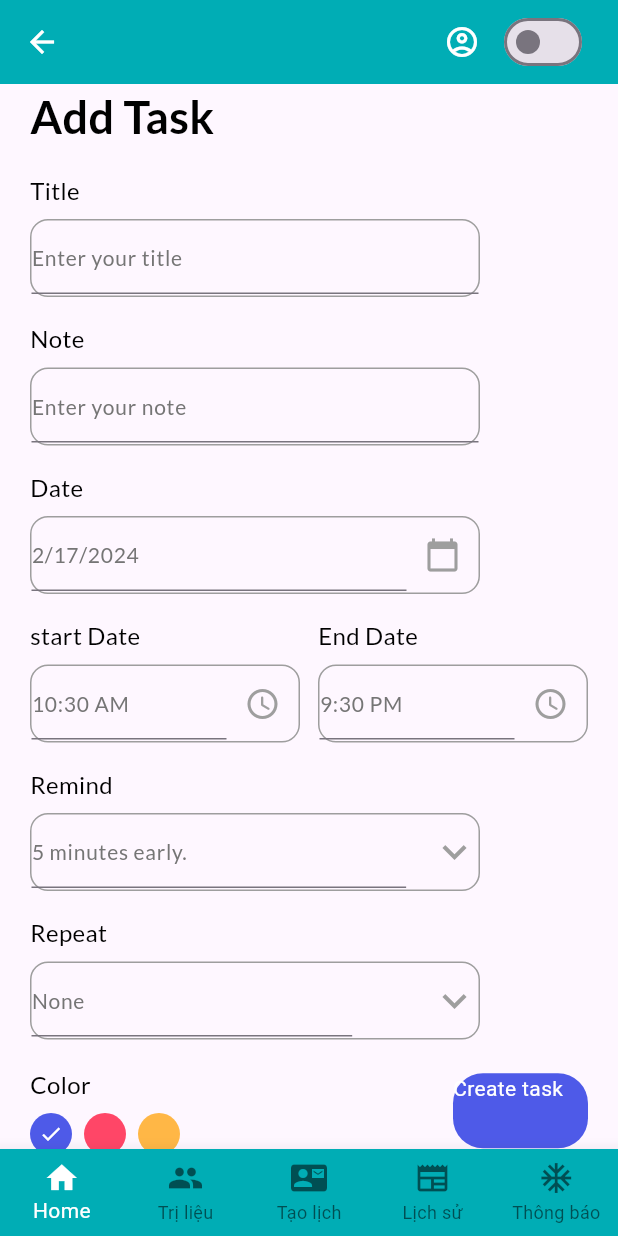
After one commit to csf-whoami/moon-therapy, a Flutter app: the CreateOrderController screen opened by its route, on a phone screen of 412 x 824 dp. The commit adds this screen. Run offline on Flutter 3.47's test engine with Material 3 defaults, Android fonts, the phone set to English and light mode, and no system bars; our stand-ins replace date_picker_timeline, dio, flutter_dotenv, get, google_fonts, shared_preferences; accounts and stored records are empty.

Commit message:
Done layout create schedule.

```diff
--- a/lib/core/theme.dart
+++ b/lib/core/theme.dart
@@ -38,3 +38,19 @@ TextStyle get headingStyle {
           fontWeight: FontWeight.bold,
           color: Get.isDarkMode ? Colors.white : Colors.black));
 }
+
+TextStyle get titleStyle {
+  return GoogleFonts.lato(
+      textStyle: TextStyle(
+          fontSize: 16,
+          fontWeight: FontWeight.w400,
+          color: Get.isDarkMode ? Colors.white : Colors.black));
+}
+
+TextStyle get subTitleStyle {
+  return GoogleFonts.lato(
+      textStyle: TextStyle(
+          fontSize: 14,
+          fontWeight: FontWeight.w400,
+          color: Get.isDarkMode ? Colors.grey[100] : Colors.grey[600]));
+}
--- a/lib/core/widgets/bottom_bar.dart
+++ b/lib/core/widgets/bottom_bar.dart
@@ -18,7 +18,7 @@ class BottomBar extends StatelessWidget {
           ButtonData(icon: Icons.home, label: 'Home', link: '/'),
           ButtonData(icon: Icons.people, label: 'Trị liệu', link: '/therapy'),
           ButtonData(
-              icon: Icons.contact_mail, label: 'Tạo lịch', link: '/contact'),
+              icon: Icons.contact_mail, label: 'Tạo lịch', link: '/order'),
           ButtonData(icon: Icons.newspaper, label: 'Lịch sử', link: '/news'),
           ButtonData(icon: Icons.ac_unit, label: 'Thông báo', link: '/feature'),
         ];
--- /dev/null
+++ b/lib/core/widgets/input_field.dart
@@ -0,0 +1,61 @@
+import 'package:flutter/material.dart';
+import 'package:get/get.dart';
+import 'package:moon/core/theme.dart';
+
+class MyInputField extends StatelessWidget {
+  final String title;
+  final String hint;
+  final TextEditingController? controller;
+  final Widget? widget;
+
+  const MyInputField(
+      {Key? key,
+      required this.title,
+      required this.hint,
+      this.controller,
+      this.widget})
+      : super(key: key);
+
+  @override
+  Widget build(BuildContext context) {
+    return Container(
+      margin: EdgeInsets.only(top: 16),
+      child: Column(
+        crossAxisAlignment: CrossAxisAlignment.start,
+        children: [
+          Text(title, style: titleStyle),
+          Container(
+            height: 52,
+            margin: EdgeInsets.only(top: 8.0),
+            // color: Colors.grey,
+            width: 300,
+            decoration: BoxDecoration(
+                border: Border.all(color: Colors.grey, width: 1.0),
+                borderRadius: BorderRadius.circular(12)),
+            child: Row(
+              children: [
+                Expanded(
+                  child: TextFormField(
+                    readOnly: widget == null ? false : true,
+                    autofocus: false,
+                    cursorColor:
+                        Get.isDarkMode ? Colors.grey[100] : Colors.grey[700],
+                    controller: controller,
+                    style: subTitleStyle,
+                    decoration: InputDecoration(
+                        hintText: hint,
+                        hintStyle: subTitleStyle,
+                        focusedBorder: UnderlineInputBorder(
+                          borderSide: BorderSide(width: 0),
+                        )),
+                  ),
+                ),
+                widget == null ? Container() : Container(child: widget)
+              ],
+            ),
+          )
+        ],
+      ),
+    );
+  }
+}
--- a/lib/features/feature-2/controllers/main/contact_controller.dart
+++ b/lib/features/feature-2/controllers/main/contact_controller.dart
@@ -2,8 +2,8 @@ import 'package:flutter/material.dart';
 
 import '../../../../core/core.dart';
 
-class ContactController extends StatelessWidget {
-  const ContactController({Key? key}) : super(key: key);
+class CreateOrderController extends StatelessWidget {
+  const CreateOrderController({Key? key}) : super(key: key);
 
   @override
   Widget build(BuildContext context) {
--- a/lib/features/feature-2/feature_app.dart
+++ b/lib/features/feature-2/feature_app.dart
@@ -5,11 +5,11 @@ class FeatureApp extends RouteManager {
   static const String name = '/feature';
   static const String home = FeatureApp.name;
   static const String therapy = '${FeatureApp.name}/therapy';
-  static const String contact = '${FeatureApp.name}/contact';
+  static const String order = '${FeatureApp.name}/order';
 
   FeatureApp() {
     addRoute(FeatureApp.home, (context) => const HomeController());
     addRoute(FeatureApp.therapy, (context) => const TherapyController());
-    addRoute(FeatureApp.contact, (context) => const ContactController());
+    addRoute(FeatureApp.order, (context) => const CreateOrderController());
   }
 }
--- a/lib/features/main_app/app.dart
+++ b/lib/features/main_app/app.dart
@@ -5,13 +5,13 @@ class App extends RouteManager {
   static const String name = '';
   static const String home = '${App.name}/';
   static const String therapy = '${App.name}/therapy';
-  static const String contact = '${App.name}/contact';
+  static const String order = '${App.name}/order';
   static const String news = '${App.name}/news';
 
   App() {
     addRoute(App.home, (context) => const HomeController());
     addRoute(App.therapy, (context) => const TherapyController());
-    addRoute(App.contact, (context) => const ContactController());
+    addRoute(App.order, (context) => const CreateOrderController());
     addRoute(App.news, (context) => const NewsController());
   }
 }
--- a/lib/features/main_app/controllers/controller.dart
+++ b/lib/features/main_app/controllers/controller.dart
@@ -1,4 +1,4 @@
-export 'main/contact_controller.dart';
 export 'main/home_controller.dart';
 export 'main/news_controller.dart';
+export 'main/order_controller.dart';
 export 'main/therapy_controller.dart';
--- a/lib/features/main_app/controllers/main/contact_controller.dart
+++ b/lib/features/main_app/controllers/main/order_controller.dart
@@ -1,13 +1,13 @@
 import 'package:flutter/material.dart';
 
 import '../../../../core/core.dart';
-import '../../Screens/mobile/contact.dart' as mobile;
-import '../../Screens/desktop/contact.dart' as desktop;
-import '../../Screens/tablet/contact.dart' as tablet;
+import '../../screens/desktop/contact.dart' as desktop;
+import '../../screens/mobile/order.dart' as mobile;
+import '../../screens/tablet/contact.dart' as tablet;
 
-class ContactController extends StatelessController {
-  final String _title = 'Contact Page';
-  const ContactController({Key? key}) : super(key: key);
+class CreateOrderController extends StatelessController {
+  final String _title = 'Tạo yêu cầu';
+  const CreateOrderController({Key? key}) : super(key: key);
 
   @override
   bool get auth => false;
@@ -16,7 +16,7 @@ class ContactController extends StatelessController {
   Display view(BuildContext context) {
     return Display(
       title: _title,
-      mobile: mobile.Contact(
+      mobile: mobile.Order(
         title: _title,
       ),
       tabletLandscape: tablet.Contact(title: _title),
--- /dev/null
+++ b/lib/features/main_app/screens/mobile/order.dart
@@ -0,0 +1,286 @@
+import 'package:flutter/material.dart';
+import 'package:get/get.dart';
+import 'package:intl/intl.dart';
+import 'package:moon/core/theme.dart';
+import 'package:moon/core/widgets/input_field.dart';
+import 'package:moon/core/widgets/myButton.dart';
+
+import '../../../../core/core.dart';
+
+// ignore: must_be_immutable
+class Order extends StatefulWidget {
+  final String? title;
+  const Order({Key? key, this.title}) : super(key: key);
+
+  @override
+  _orderState createState() => _orderState();
+}
+
+class _orderState extends State<Order> {
+  DateTime _selectedDate = DateTime.now();
+  String _endTime = "9:30 PM";
+  String _startTime = DateFormat("hh:mm a").format(DateTime.now()).toString();
+
+  int _selectedRemind = 5;
+  List<int> remindList = [5, 10, 15, 20];
+
+  String _selectedRepeat = "None";
+  List<String> repeatList = ["None", "Daily", "Weekly", "Monthly"];
+
+  int _selectedColor = 0;
+
+  TextEditingController? _titleController;
+  TextEditingController? _noteController;
+  @override
+  Widget build(BuildContext context) {
+    return Scaffold(
+      backgroundColor: context.theme.backgroundColor,
+      appBar: AppBar(
+        // title: Text(title!),
+        actions: actionsMenu(context),
+      ),
+      body: Container(
+        padding: const EdgeInsets.only(left: 20, right: 20),
+        child: SingleChildScrollView(
+          child: Column(
+            crossAxisAlignment: CrossAxisAlignment.start,
+            children: [
+              Text("Add Task", style: headingStyle),
+              MyInputField(
+                title: "Title",
+                hint: "Enter your title",
+                controller: _titleController,
+              ),
+              MyInputField(
+                title: "Note",
+                hint: "Enter your note",
+                controller: _noteController,
+              ),
+              // Date selected.
+              MyInputField(
+                title: "Date",
+                hint: DateFormat.yMd().format(_selectedDate),
+                widget: IconButton(
+                  icon: Icon(Icons.calendar_today, color: Colors.grey),
+                  onPressed: () {
+                    print("object");
+                    _getDateFromUser();
+                  },
+                ),
+              ),
+              Row(
+                children: [
+                  Expanded(
+                    child: MyInputField(
+                      title: "start Date",
+                      hint: _startTime,
+                      widget: IconButton(
+                        onPressed: () {
+                          _getTimeFromUser(isStartTime: true);
+                        },
+                        icon: Icon(
+                          Icons.access_time_rounded,
+                          color: Colors.grey,
+                        ),
+                      ),
+                    ),
+                  ),
+                  SizedBox(
+                    width: 12,
+                  ),
+                  Expanded(
+                    child: MyInputField(
+                      title: "End Date",
+                      hint: _endTime,
+                      widget: IconButton(
+                        onPressed: () {
+                          _getTimeFromUser(isStartTime: false);
+                        },
+                        icon: Icon(
+                          Icons.access_time_rounded,
+                          color: Colors.grey,
+                        ),
+                      ),
+                    ),
+                  ),
+                ],
+              ),
+              MyInputField(
+                title: "Remind",
+                hint: "$_selectedRemind minutes early.",
+                widget: DropdownButton(
+                  icon: Icon(
+                    Icons.keyboard_arrow_down,
+                    color: Colors.grey,
+                  ),
+                  iconSize: 32,
+                  elevation: 4,
+                  style: subTitleStyle,
+                  underline: Container(
+                    height: 0,
+                  ),
+                  items: remindList.map<DropdownMenuItem<String>>((int value) {
+                    return DropdownMenuItem<String>(
+                        value: value.toString(), child: Text(value.toString()));
+                  }).toList(),
+                  onChanged: (String? val) {
+                    setState(() {
+                      _selectedRemind = int.parse(val!);
+                      print(val);
+                    });
+                  },
+                ),
+              ),
+              MyInputField(
+                title: "Repeat",
+                hint: "$_selectedRepeat",
+                widget: DropdownButton(
+                  icon: Icon(
+                    Icons.keyboard_arrow_down,
+                    color: Colors.grey,
+                  ),
+                  iconSize: 32,
+                  elevation: 4,
+                  style: subTitleStyle,
+                  underline: Container(
+                    height: 0,
+                  ),
+                  items:
+                      repeatList.map<DropdownMenuItem<String>>((String? value) {
+                    return DropdownMenuItem<String>(
+                        value: value.toString(),
+                        child: Text(
+                          value!,
+                          style: TextStyle(color: Colors.grey),
+                        ));
+                  }).toList(),
+                  onChanged: (String? val) {
+                    setState(() {
+                      _selectedRepeat = val!;
+                    });
+                  },
+                ),
+              ),
+              SizedBox(
+                height: 18,
+              ),
+              Row(
+                mainAxisAlignment: MainAxisAlignment.spaceBetween,
+                crossAxisAlignment: CrossAxisAlignment.center,
+                children: [
+                  _colorPallete(),
+                  MyButton(label: "Create task", onTap: () => _validateDate())
+                ],
+              )
+            ],
+          ),
+        ),
+      ),
+      bottomNavigationBar: BottomBar(),
+    );
+  }
+
+  _validateDate() {
+    if (_titleController!.text.isNotEmpty && _noteController!.text.isNotEmpty) {
+      // Add to database.
+      Get.back();
+    } else if (_titleController!.text.isEmpty ||
+        _noteController!.text.isEmpty) {
+      Get.snackbar("Required", "All fields are required!!",
+          snackPosition: SnackPosition.BOTTOM,
+          backgroundColor: Colors.white,
+          icon: Icon(Icons.warning_amber_rounded));
+    }
+  }
+
+  // Date picker
+  _getDateFromUser() async {
+    DateTime? _pickedDate = await showDatePicker(
+      context: context,
+      initialDate: DateTime.now(),
+      firstDate: DateTime(2015),
+      lastDate: DateTime(2025),
+    );
+
+    if (_pickedDate != null) {
+      setState(() {
+        _selectedDate = _pickedDate;
+        print(_selectedDate);
+      });
+    } else {
+      print("It's null or something wrong");
+    }
+  }
+
+  // Time picker
+  _getTimeFromUser({required bool isStartTime}) async {
+    var pickedTime = await _showTimePicker();
+    String _formatTime = pickedTime.format(context);
+    if (pickedTime == null) {
+      print("Time canceled");
+    } else if (isStartTime == true) {
+      setState(() {
+        _startTime = _formatTime;
+      });
+    } else if (isStartTime == false) {
+      setState(() {
+        _endTime = _formatTime;
+      });
+    }
+  }
+
+  _showTimePicker() {
+    return showTimePicker(
+        initialEntryMode: TimePickerEntryMode.input,
+        context: context,
+        initialTime: TimeOfDay(
+          hour: int.parse(_startTime.split(":")[0]),
+          minute: int.parse(_startTime.split(":")[1].split(" ")[0]),
+        ));
+  }
+
+  _colorPallete() {
+    return Column(
+      crossAxisAlignment: CrossAxisAlignment.start,
+      children: [
+        Text(
+          "Color",
+          style: titleStyle,
+        ),
+        SizedBox(
+          height: 8.0,
+        ),
+        Wrap(
+          children: List<Widget>.generate(3, (int index) {
+            return GestureDetector(
+              onTap: () {
+                setState(() {
+                  _selectedColor = index;
+                  print("$index");
+                });
+              },
+              child: Padding(
+                padding: const EdgeInsets.only(right: 8.0),
+                child: CircleAvatar(
+                  radius: 14,
+                  backgroundColor: index == 0
+                      ? primaryClr
+                      : index == 1
+                          ? pinkClr
+                          : yellowClr,
+                  child: _selectedColor == index
+                      ? Icon(
+                          Icons.done,
+                          color: Colors.white,
+                          size: 16,
+                        )
+                      : Container(),
+                ),
+              ),
+            );
+          }),
+        )
+      ],
+    );
+  }
+}
--- a/lib/features/main_app/widgets/bottom_bar.dart
+++ b/lib/features/main_app/widgets/bottom_bar.dart
@@ -58,7 +58,7 @@ class _BottomBarState extends State<BottomBar> {
         Nav.to(context, '/about');
         break;
       case 2:
-        Nav.to(context, '/contact');
+        Nav.to(context, '/order');
         break;
       case 3:
         Nav.to(context, '/news');
--- a/lib/features/main_app/widgets/menu_buttons.dart
+++ b/lib/features/main_app/widgets/menu_buttons.dart
@@ -32,7 +32,7 @@ class MenuButtons extends StatelessWidget {
         Nav.to(context, '/about');
         break;
       case 'Contact':
-        Nav.to(context, '/contact');
+        Nav.to(context, '/order');
         break;
       case 'News':
         Nav.to(context, '/news');
--- a/pubspec.yaml
+++ b/pubspec.yaml
@@ -16,6 +16,7 @@ dependencies:
   local_auth: ^2.1.7
   flutter_local_notifications: ^16.1.0
   flutter_dotenv: ^5.1.0
+  flutter_native_timezone:
 
   # Additional dependencies for Calendar lesson
   cupertino_icons: ^1.0.2
@@ -24,6 +25,7 @@ dependencies:
   intl:
   google_fonts:
   date_picker_timeline:
+  sqflite:
 
 dev_dependencies:
   build_runner: ^2.4.6
```
Also changed, not shown: lib/features/main_app/screens/mobile/contact.dart (deleted, +0 -42 lines), lib/features/main_app/screens/mobile/home.dart (+7 -7 lines), 2 other files.
